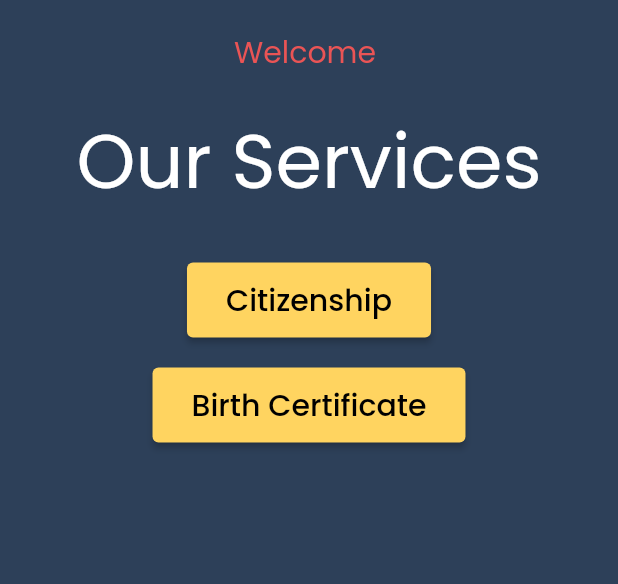
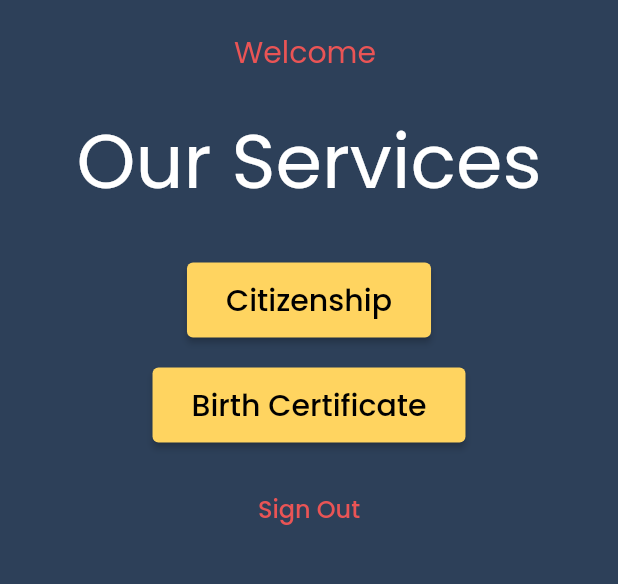
Before and after one commit to sandesh101/E-Palika, a Flutter app: the HomePage screen opened by its route, on a phone screen of 412 x 824 dp, the part 225-809 px from its top. Run offline on Flutter 3.47's test engine with Material 2 defaults, Android fonts, the phone set to English and light mode, and no system bars; our stand-ins replace firebase_auth, firebase_core, fluttertoast, google_fonts, image_picker; accounts and stored records are empty.

Commit message:
Made signout

```diff
--- a/lib/screens/home_screen.dart
+++ b/lib/screens/home_screen.dart
@@ -1,5 +1,5 @@
 import 'package:e_palika/constants/colors.dart';
-import 'package:e_palika/screens/login_screen.dart';
+// import 'package:e_palika/screens/login_screen.dart';
 import 'package:e_palika/widgets/custom_button.dart';
 import 'package:flutter/material.dart';
 import 'package:google_fonts/google_fonts.dart';
@@ -64,6 +64,22 @@ class _HomePageState extends State<HomePage> {
                     Navigator.pushNamed(context, 'birthcertificate_details'),
                   },
                 ),
+                const SizedBox(
+                  height: 20,
+                ),
+                TextButton(
+                  onPressed: () {
+                    FirebaseAuth.instance.signOut();
+                    Navigator.pushNamed(context, 'login');
+                  },
+                  child: Text(
+                    'Sign Out',
+                    style: GoogleFonts.poppins(
+                      fontSize: 16,
+                      color: AppColors.accentColor,
+                    ),
+                  ),
+                ),
               ],
             )
             // const SizedBox(
```
